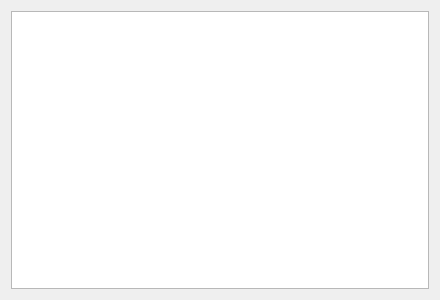
First picture: the form in Masters_thesis_2/viewer.ui, repository MrBenomos/Masters_thesis_2, before the edit.
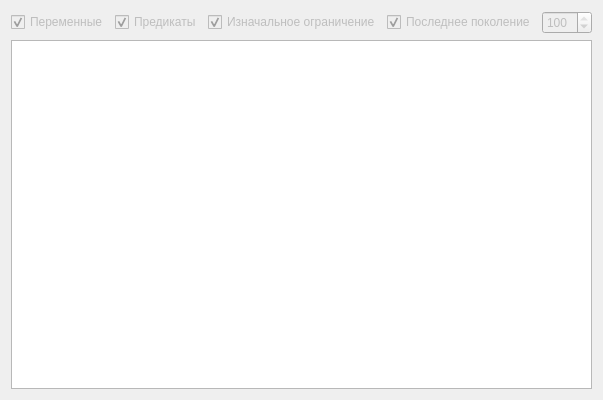
Second picture: the form after the edit.

The edit to the form file:
```diff
--- a/Masters_thesis_2/viewer.ui
+++ b/Masters_thesis_2/viewer.ui
@@ -6,14 +6,102 @@
    <rect>
     <x>0</x>
     <y>0</y>
-    <width>440</width>
-    <height>300</height>
+    <width>600</width>
+    <height>400</height>
    </rect>
   </property>
   <property name="windowTitle">
    <string>Form</string>
   </property>
-  <layout class="QHBoxLayout" name="horizontalLayout">
+  <layout class="QVBoxLayout" name="verticalLayout">
+   <item>
+    <layout class="QHBoxLayout" name="horizontalLayout">
+     <item>
+      <widget class="QCheckBox" name="cbVariables">
+       <property name="enabled">
+        <bool>false</bool>
+       </property>
+       <property name="text">
+        <string>Переменные</string>
+       </property>
+       <property name="checked">
+        <bool>true</bool>
+       </property>
+      </widget>
+     </item>
+     <item>
+      <widget class="QCheckBox" name="cbPredicates">
+       <property name="enabled">
+        <bool>false</bool>
+       </property>
+       <property name="text">
+        <string>Предикаты</string>
+       </property>
+       <property name="checked">
+        <bool>true</bool>
+       </property>
+      </widget>
+     </item>
+     <item>
+      <widget class="QCheckBox" name="cbIntegrityLimitation">
+       <property name="enabled">
+        <bool>false</bool>
+       </property>
+       <property name="text">
+        <string>Изначальное ограничение</string>
+       </property>
+       <property name="checked">
+        <bool>true</bool>
+       </property>
+      </widget>
+     </item>
+     <item>
+      <widget class="QCheckBox" name="cbGeneration">
+       <property name="enabled">
+        <bool>false</bool>
+       </property>
+       <property name="text">
+        <string>Последнее поколение</string>
+       </property>
+       <property name="checked">
+        <bool>true</bool>
+       </property>
+      </widget>
+     </item>
+     <item>
+      <widget class="QSpinBox" name="sbCountGeneration">
+       <property name="enabled">
+        <bool>false</bool>
+       </property>
+       <property name="minimumSize">
+        <size>
+         <width>50</width>
+         <height>0</height>
+        </size>
+       </property>
+       <property name="maximum">
+        <number>100</number>
+       </property>
+       <property name="value">
+        <number>100</number>
+       </property>
+      </widget>
+     </item>
+     <item>
+      <spacer name="horizontalSpacer">
+       <property name="orientation">
+        <enum>Qt::Horizontal</enum>
+       </property>
+       <property name="sizeHint" stdset="0">
+        <size>
+         <width>40</width>
+         <height>20</height>
+        </size>
+       </property>
+      </spacer>
+     </item>
+    </layout>
+   </item>
    <item>
     <widget class="QTextBrowser" name="textBrowser">
      <property name="font">
```
